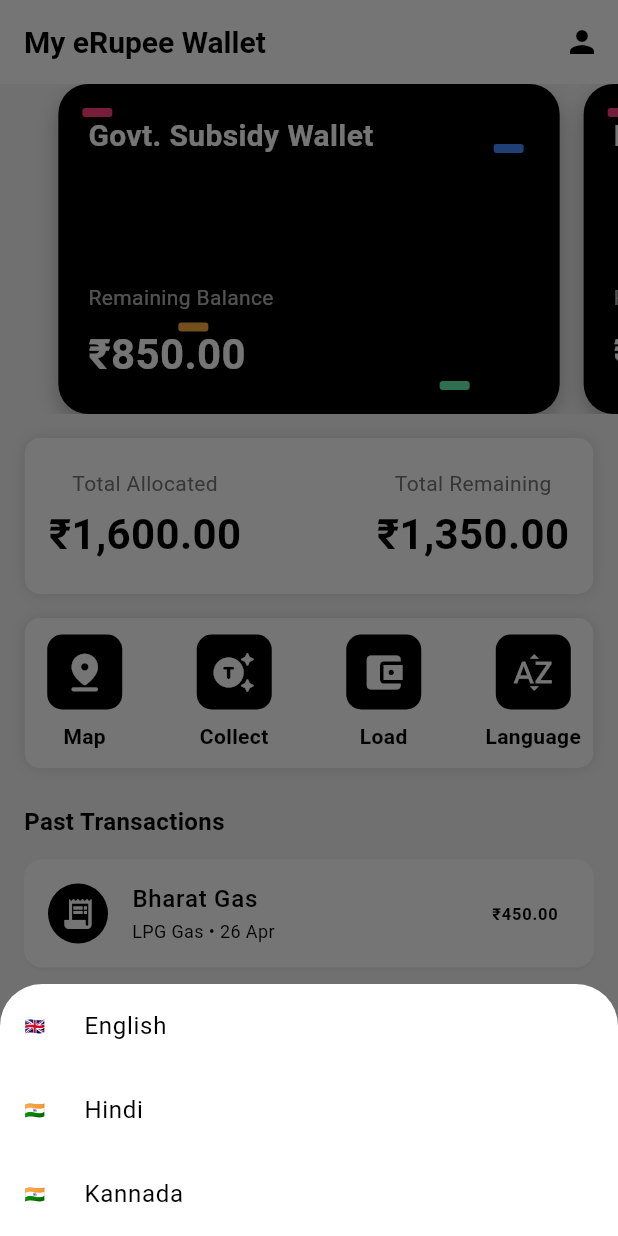
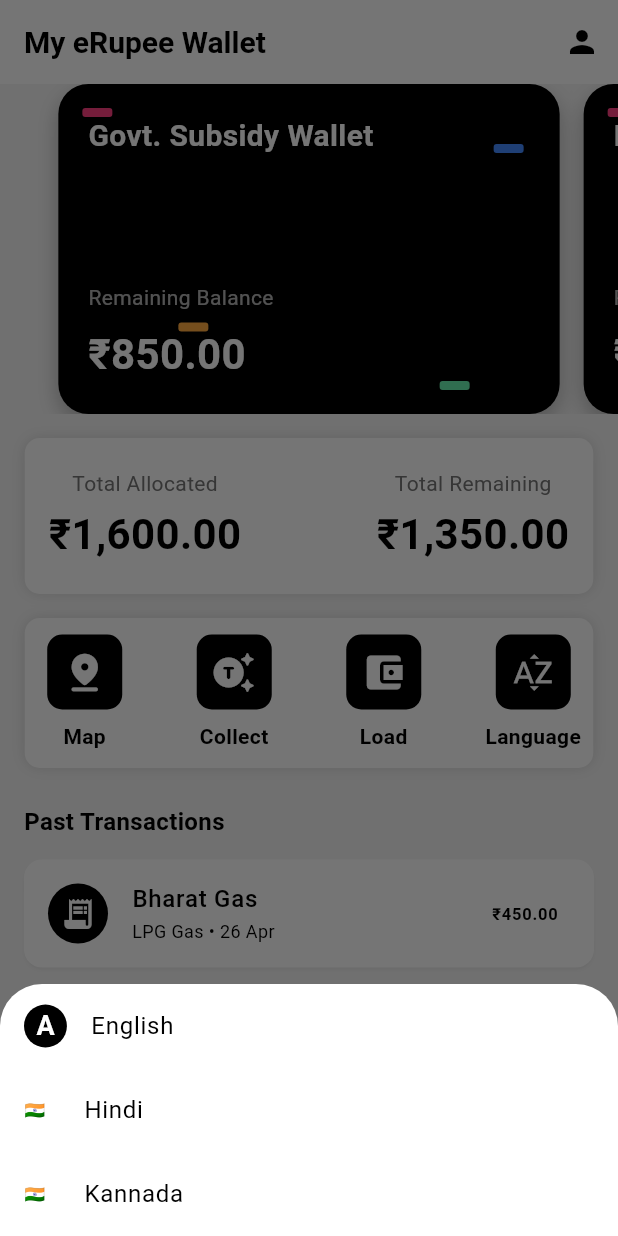
Before and after one commit to 1MindLabs/payzee-app, a Flutter app: the screen it shows after launch, after a tap on "Language", on a phone screen of 412 x 824 dp. Run offline on Flutter 3.47's test engine with Material 3 defaults, Android fonts, the light colour scheme and no system bars; our stand-ins replace flutter_riverpod, go_router, google_fonts; missing offline and left inert: qr_code_scanner_plus; generated files the repository leaves out were written again.

Commit message:
Enhance language menu with circular icons and add language letter retrieval function

```diff
--- a/lib/features/user/dashboard/presentation/widgets/language_menu.dart
+++ b/lib/features/user/dashboard/presentation/widgets/language_menu.dart
@@ -13,7 +13,21 @@ class LanguageSelectionSheet extends ConsumerWidget {
       shrinkWrap: true,
       children: [
         ListTile(
-          leading: const Text('🇬🇧'),
+          leading:  Container(
+            padding: const EdgeInsets.all(8),
+            decoration: BoxDecoration(
+              shape: BoxShape.circle,
+              color: Colors.black,
+            ),
+            child: Text(
+              getLanguageLetter(locale!),
+              style: const TextStyle(
+                color: Colors.white,
+                fontSize: 18,
+                fontWeight: FontWeight.bold,
+              ),
+            ),
+          ),
           title: const Text('English'),
           selected: locale!.languageCode == 'en',
           onTap: () {
@@ -43,3 +57,16 @@ class LanguageSelectionSheet extends ConsumerWidget {
     );
   }
 }
+
+String getLanguageLetter(Locale locale) {
+  switch (locale.languageCode) {
+    case 'en':
+      return 'A'; // English
+    case 'hi':
+      return 'ह'; // Hindi
+    case 'kn':
+      return 'ಕ'; // Kannada
+    default:
+      return 'E'; // fallback
+  }
+}
```
Also changed, not shown: lib/features/user/dashboard/presentation/widgets/choose_payment_option_bottom_sheet.dart (line endings or trailing spaces).
